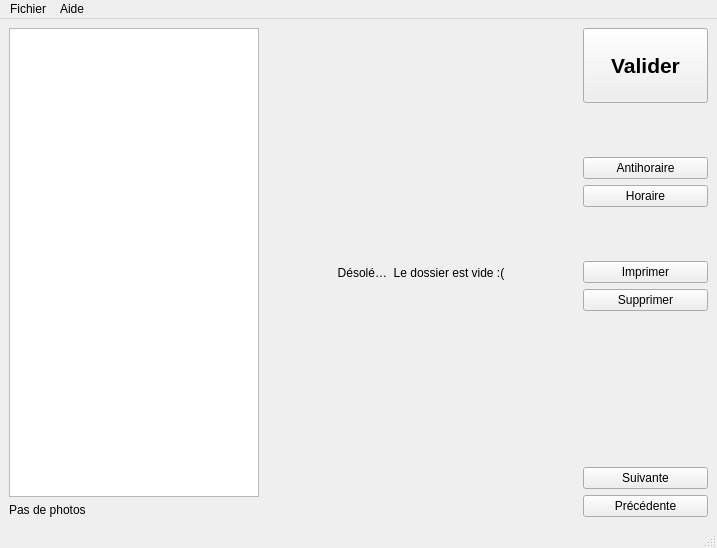
Old version of the form dadaphoto.ui in the repository chindit/dadaPhoto.
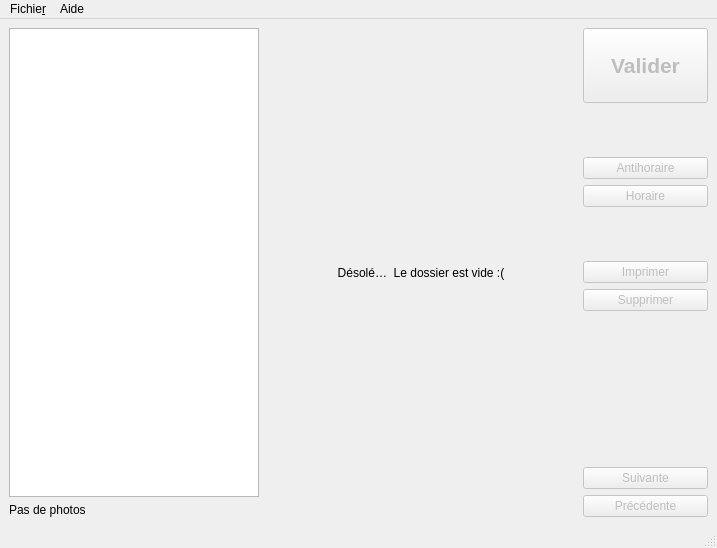
New version of the form. Icons and pictures are not drawn.

Commit message: Fix issue with wrong directories location

```diff
--- a/dadaphoto.ui
+++ b/dadaphoto.ui
@@ -62,6 +62,9 @@
        <layout class="QVBoxLayout" name="verticalLayout">
         <item>
          <widget class="QPushButton" name="pushButton_valider">
+          <property name="enabled">
+           <bool>false</bool>
+          </property>
           <property name="minimumSize">
            <size>
             <width>125</width>
@@ -111,6 +114,9 @@
         </item>
         <item>
          <widget class="QPushButton" name="pushButton_antihoraire">
+          <property name="enabled">
+           <bool>false</bool>
+          </property>
           <property name="minimumSize">
            <size>
             <width>125</width>
@@ -137,6 +143,9 @@
         </item>
         <item>
          <widget class="QPushButton" name="pushButton_horaire">
+          <property name="enabled">
+           <bool>false</bool>
+          </property>
           <property name="minimumSize">
            <size>
             <width>125</width>
@@ -176,6 +185,9 @@
         </item>
         <item>
          <widget class="QPushButton" name="pushButton_imprimer">
+          <property name="enabled">
+           <bool>false</bool>
+          </property>
           <property name="sizePolicy">
            <sizepolicy hsizetype="Fixed" vsizetype="Fixed">
             <horstretch>0</horstretch>
@@ -205,6 +217,9 @@
         </item>
         <item>
          <widget class="QPushButton" name="pushButton_supprimer">
+          <property name="enabled">
+           <bool>false</bool>
+          </property>
           <property name="minimumSize">
            <size>
             <width>125</width>
@@ -244,6 +259,9 @@
         </item>
         <item>
          <widget class="QPushButton" name="pushButton_suivant">
+          <property name="enabled">
+           <bool>false</bool>
+          </property>
           <property name="minimumSize">
            <size>
             <width>125</width>
@@ -270,6 +288,9 @@
         </item>
         <item>
          <widget class="QPushButton" name="pushButton_precedent">
+          <property name="enabled">
+           <bool>false</bool>
+          </property>
           <property name="minimumSize">
            <size>
             <width>125</width>
@@ -306,12 +327,12 @@
      <x>0</x>
      <y>0</y>
      <width>717</width>
-     <height>21</height>
+     <height>22</height>
     </rect>
    </property>
    <widget class="QMenu" name="menuFichier">
     <property name="title">
-     <string>Fichier</string>
+     <string>Fichie&amp;r</string>
     </property>
     <addaction name="actionOuvrir_un_dossier"/>
     <addaction name="actionSauvegarder"/>
```
Left out of the diff: 16 changed lines with no effect on the pictures. The commit also changes 2 other files.
